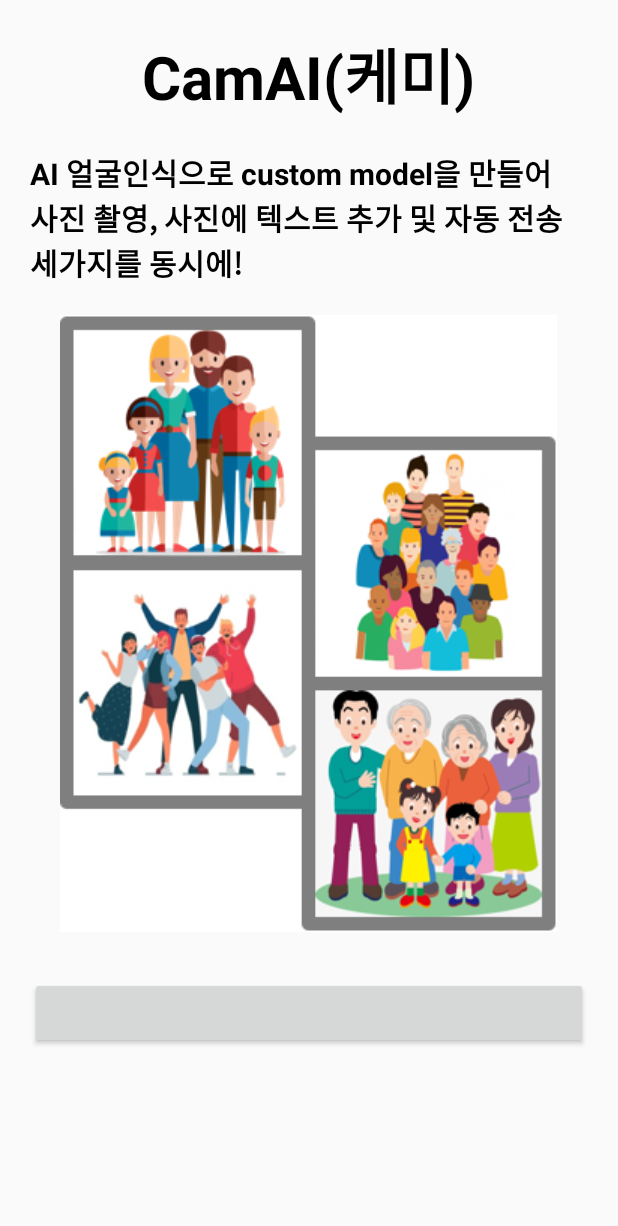
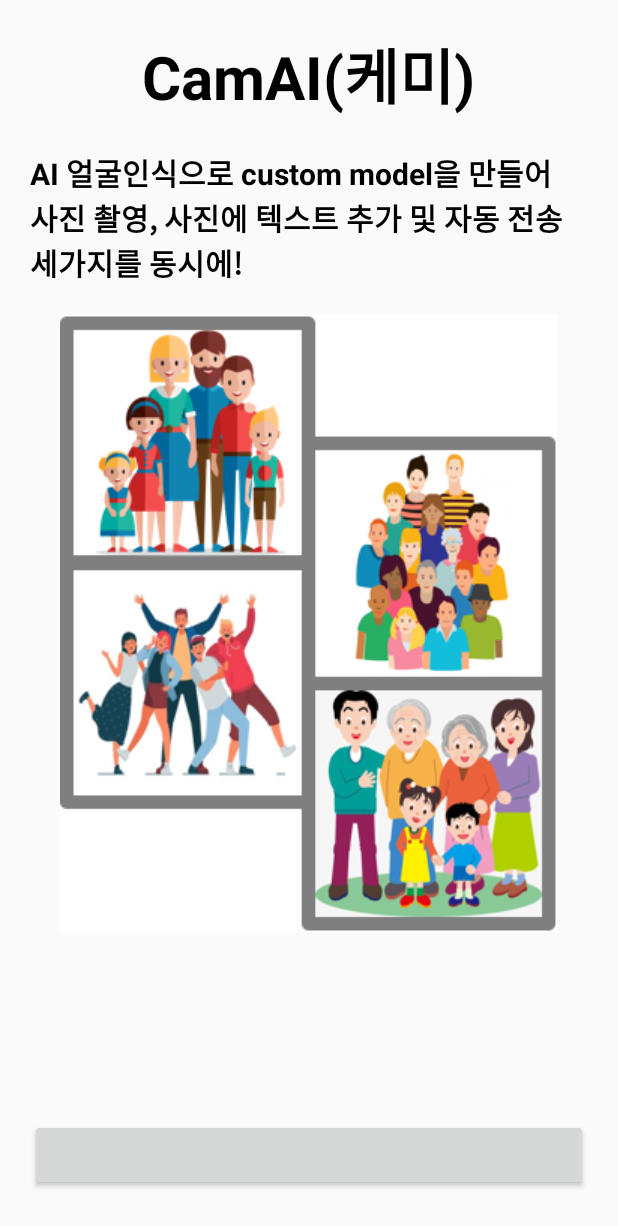
Before and after one commit to Cling-A/three-five, an Android app: the LoginActivity screen opened directly, with no data from a screen before it, on a phone screen of 412 x 824 dp. Shown: the top 1226 px of the screen. Run offline under Robolectric (Android 15) with nearby library versions, the phone set to English and light mode, and no system bars; libraries missing offline, so code that uses them is left out: com.kakao.auth, com.kakao.network, com.kakao.usermgmt, com.kakao.util; plain views replace LoginButton; 2 statements that could not run were skipped.

Commit message:
전종석 (완) / login_activity.xml Layout구조 변경

```diff
--- a/app/src/main/java/com/shinjongwoo/computer/graduateproject/tflite/CustomDialog.kt
+++ b/app/src/main/java/com/shinjongwoo/computer/graduateproject/tflite/CustomDialog.kt
@@ -53,7 +53,6 @@ class CustomDialog(context: Context) {
     private lateinit var listener : MyDialogOKClickedListener
 
     private var paint : Paint?=null
-    private var color : Color ?= null
 
     private var oldXvalue = 0f
     private var oldYvalue = 0f
--- a/app/src/main/res/layout/login_activity.xml
+++ b/app/src/main/res/layout/login_activity.xml
@@ -6,6 +6,11 @@
     android:layout_width="match_parent"
     android:layout_height="match_parent"
     tools:context=".LoginActivity" >
+
+    <LinearLayout
+        android:layout_width="match_parent"
+        android:layout_height="match_parent"
+        android:orientation="vertical">
 
         <LinearLayout
             android:layout_width="match_parent"
@@ -44,15 +49,17 @@
                 android:adjustViewBounds="true"
                 app:srcCompat="@drawable/image" />
 
+        </LinearLayout>
+    </LinearLayout>
+
     <com.kakao.usermgmt.LoginButton
         android:id="@+id/com_kakao_login"
         android:layout_width="match_parent"
         android:layout_height="wrap_content"
+        android:layout_gravity="bottom"
         android:layout_marginLeft="20dp"
         android:layout_marginRight="20dp"
         android:layout_marginBottom="30dp"
         android:padding="10dp" />
 
-    </LinearLayout>
-
 </FrameLayout>
--- a/app/src/main/res/layout/stt_dialog.xml
+++ b/app/src/main/res/layout/stt_dialog.xml
@@ -1,7 +1,6 @@
 <?xml version="1.0" encoding="utf-8"?>
 <androidx.constraintlayout.widget.ConstraintLayout xmlns:android="http://schemas.android.com/apk/res/android"
     xmlns:app="http://schemas.android.com/apk/res-auto"
-    xmlns:tools="http://schemas.android.com/tools"
     android:layout_width="match_parent"
     android:layout_height="wrap_content"
     android:orientation="vertical">
```
Lines whose indentation alone changed are shown as unchanged.
